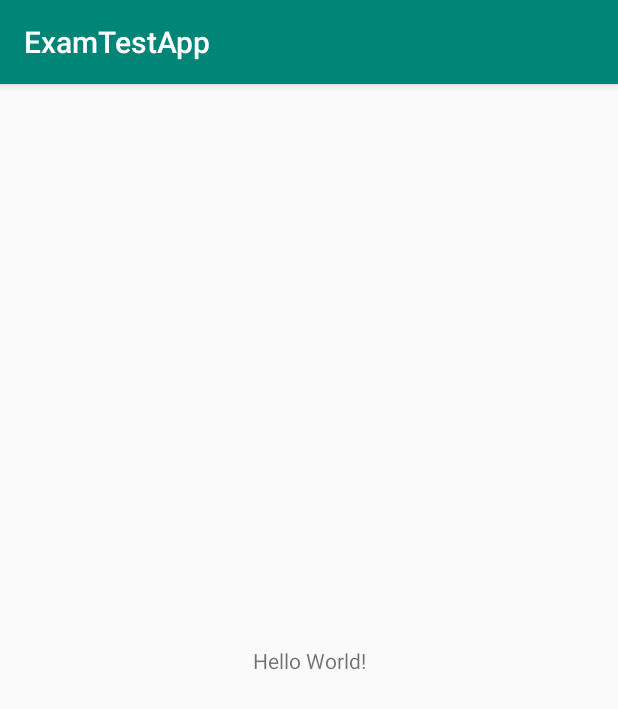
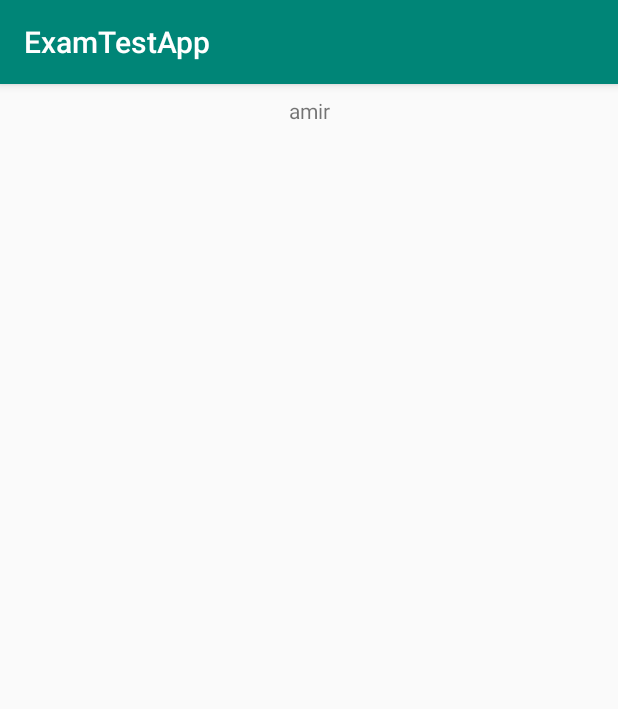
Before and after one commit to amir-hossain/ExamAppTest, an Android app: the screen it shows after launch (MainActivity before the commit, SecondActivity after it), on a phone screen of 412 x 824 dp. Shown: the top 709 px of the screen. Run offline under Robolectric (Android 15) with nearby library versions, the phone set to English and light mode, and no system bars.

```diff
--- a/app/src/main/AndroidManifest.xml
+++ b/app/src/main/AndroidManifest.xml
@@ -16,6 +16,7 @@
                 <category android:name="android.intent.category.LAUNCHER" />
             </intent-filter>
         </activity>
+        <activity android:name=".SecondActivity"></activity>
     </application>
 
 </manifest>
--- a/app/src/main/java/com/example/amir/examtestapp/MainActivity.java
+++ b/app/src/main/java/com/example/amir/examtestapp/MainActivity.java
@@ -1,5 +1,6 @@
 package com.example.amir.examtestapp;
 
+import android.content.Intent;
 import android.support.v7.app.AppCompatActivity;
 import android.os.Bundle;
 
@@ -9,5 +10,9 @@ public class MainActivity extends AppCompatActivity {
     protected void onCreate(Bundle savedInstanceState) {
         super.onCreate(savedInstanceState);
         setContentView(R.layout.activity_main);
+        Persion persion=new Persion("amir");
+        Intent intent=new Intent(this,SecondActivity.class);
+        intent.putExtra("person",persion);
+        startActivity(intent);
     }
 }
--- /dev/null
+++ b/app/src/main/java/com/example/amir/examtestapp/Persion.java
@@ -0,0 +1,17 @@
+package com.example.amir.examtestapp;
+
+import java.io.Serializable;
+
+public class Persion implements Serializable {
+    private String firstName;
+
+    public Persion(String firstName) {
+        this.firstName = firstName;
+    }
+
+
+    public String getFirstName() {
+        return firstName;
+    }
+
+}
--- /dev/null
+++ b/app/src/main/java/com/example/amir/examtestapp/SecondActivity.java
@@ -0,0 +1,19 @@
+package com.example.amir.examtestapp;
+
+import android.support.v7.app.AppCompatActivity;
+import android.os.Bundle;
+import android.widget.TextView;
+
+public class SecondActivity extends AppCompatActivity {
+
+    @Override
+    protected void onCreate(Bundle savedInstanceState) {
+        super.onCreate(savedInstanceState);
+        setContentView(R.layout.activity_second);
+        Persion persion= (Persion) getIntent().getSerializableExtra("person");
+        TextView textView=findViewById(R.id.textView);
+        textView.setText(persion.getFirstName());
+
+
+    }
+}
--- /dev/null
+++ b/app/src/main/res/layout/activity_second.xml
@@ -0,0 +1,22 @@
+<?xml version="1.0" encoding="utf-8"?>
+<android.support.constraint.ConstraintLayout xmlns:android="http://schemas.android.com/apk/res/android"
+    xmlns:app="http://schemas.android.com/apk/res-auto"
+    xmlns:tools="http://schemas.android.com/tools"
+    android:layout_width="match_parent"
+    android:layout_height="match_parent"
+    tools:context=".SecondActivity">
+
+    <TextView
+        android:id="@+id/textView"
+        android:layout_width="wrap_content"
+        android:layout_height="wrap_content"
+        android:layout_marginStart="8dp"
+        android:layout_marginLeft="8dp"
+        android:layout_marginTop="8dp"
+        android:layout_marginEnd="8dp"
+        android:layout_marginRight="8dp"
+        android:text="TextView"
+        app:layout_constraintEnd_toEndOf="parent"
+        app:layout_constraintStart_toStartOf="parent"
+        app:layout_constraintTop_toTopOf="parent" />
+</android.support.constraint.ConstraintLayout>
```
